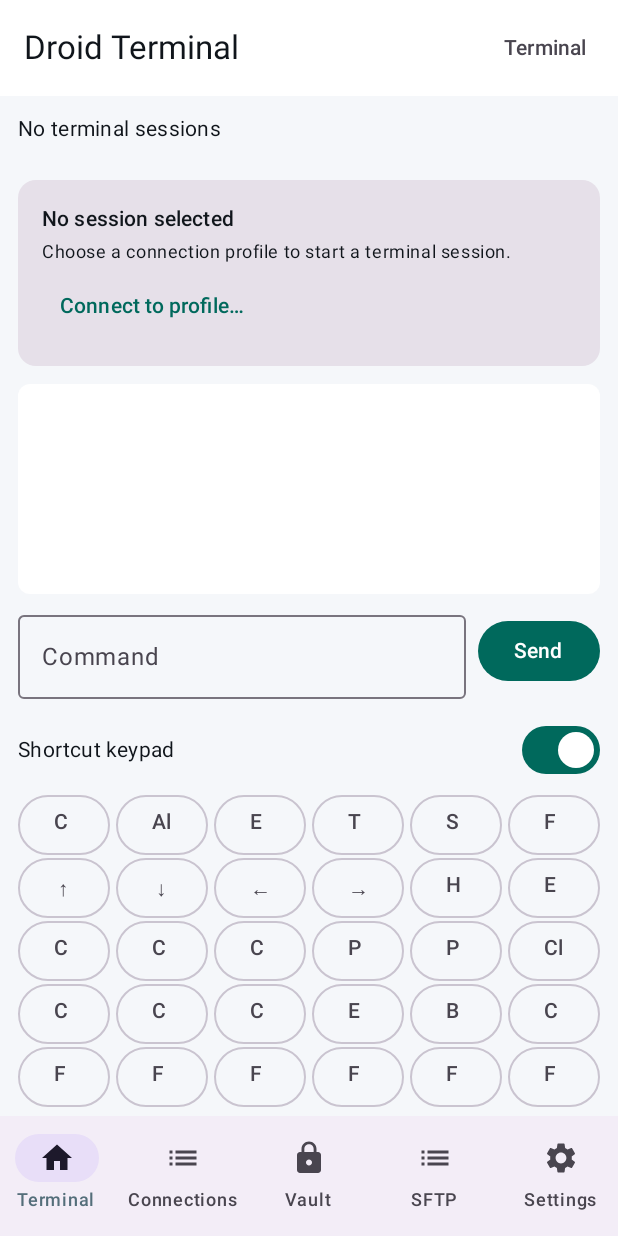
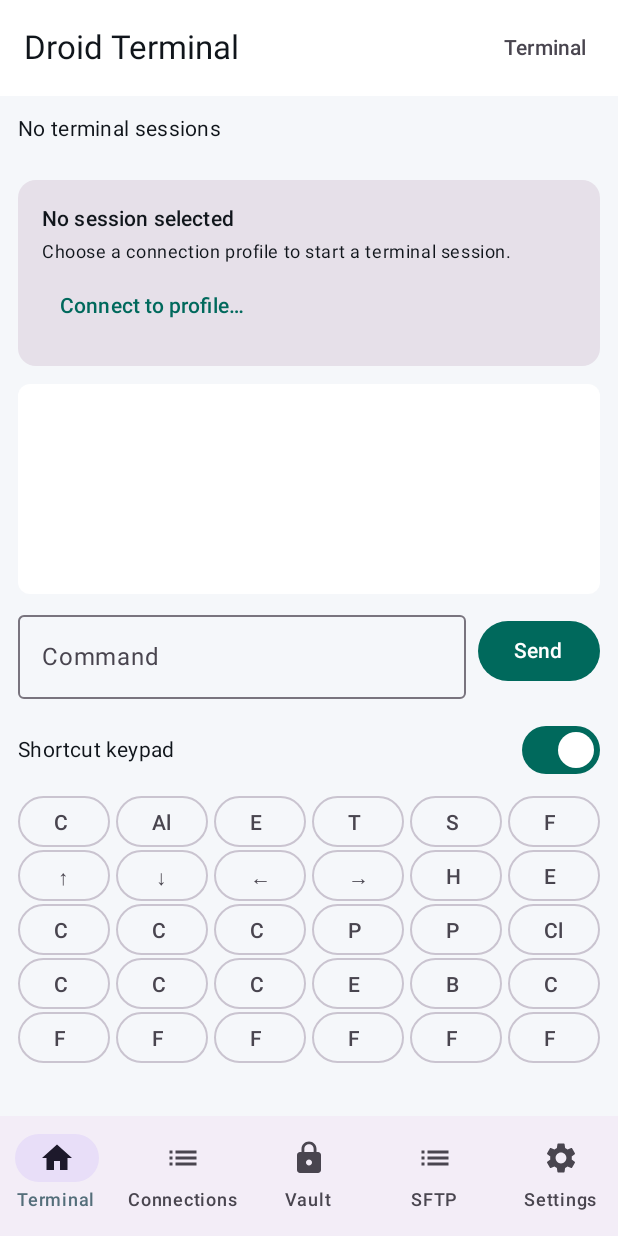
Before and after one commit to RatioJuris/DroidTerminal, an Android app built with Jetpack Compose: the screen it shows after launch (MainActivity), on a phone screen of 412 x 824 dp. Run offline under Robolectric (Android 15) with nearby library versions, the phone set to English and light mode, and no system bars; libraries missing offline, so code that uses them is left out: com.jcraft.jsch.

Commit message:
keypad compact
Reduce key height to 34dp so all five rows fit inside the 564px viewport the parent grants, keeping the F-key row visible without scrolling.

```diff
--- a/app/src/main/kotlin/com/ratiojuris/droidterminal/ui/components/Common.kt
+++ b/app/src/main/kotlin/com/ratiojuris/droidterminal/ui/components/Common.kt
@@ -158,7 +158,7 @@ fun KeyCap(
             longPressFired = false
         },
         modifier = modifier
-            .height(40.dp)
+            .height(34.dp)
             .pointerInput(onLongClick) {
                 detectTapGestures(
                     onLongPress = {
```
